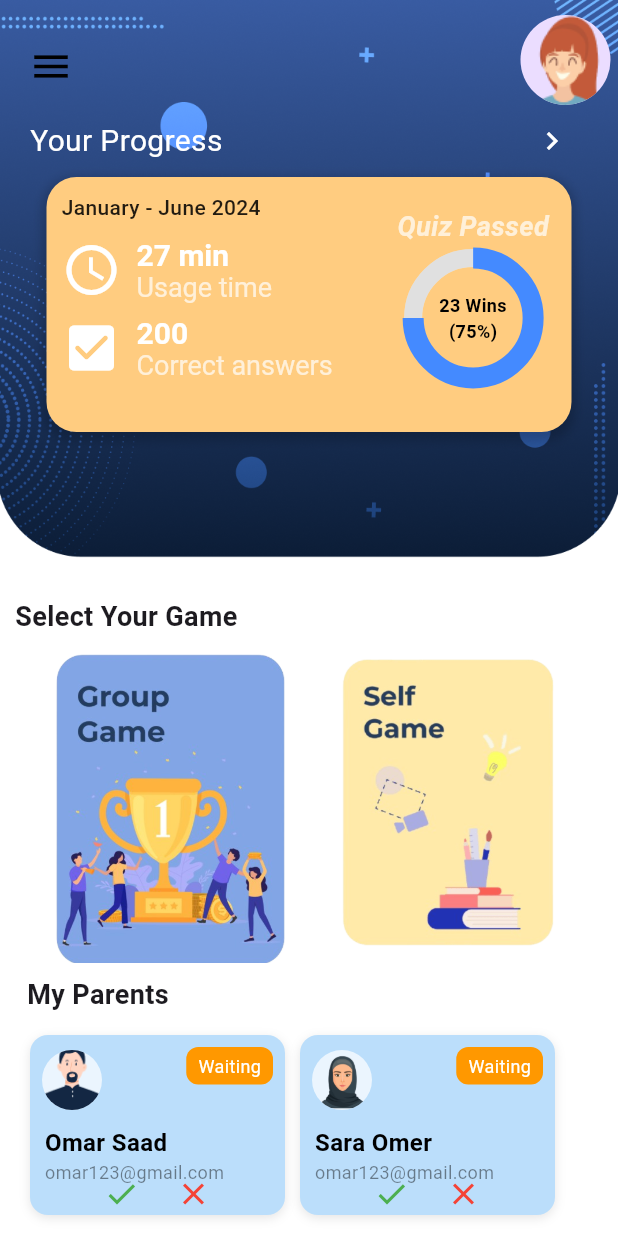
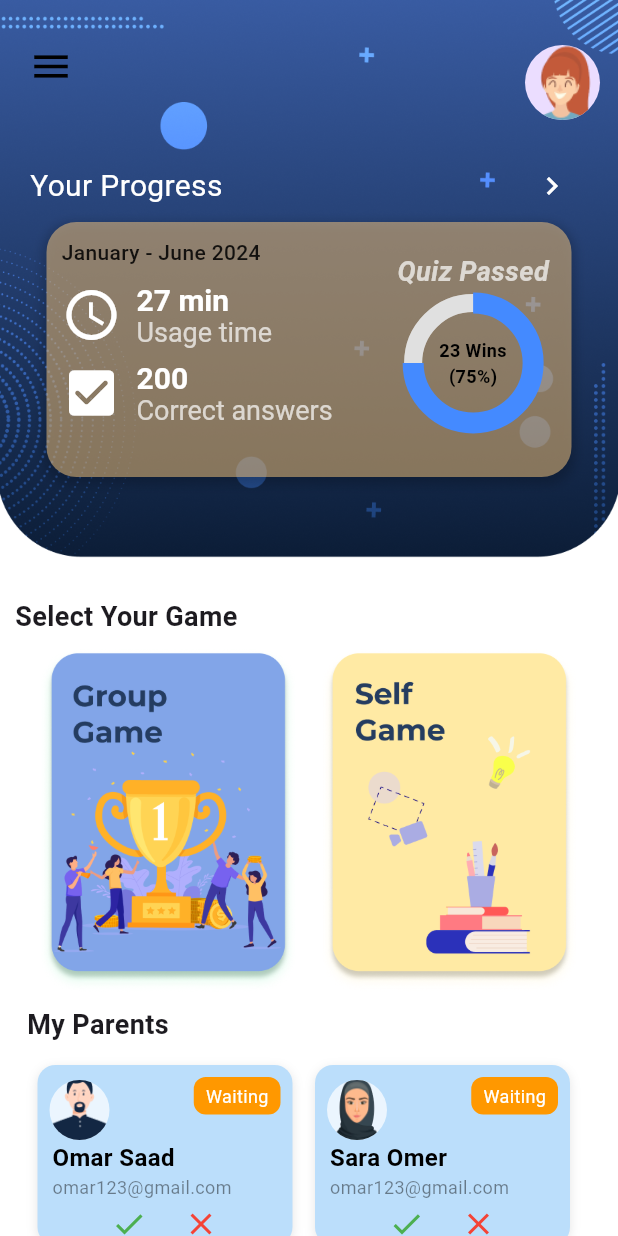
Before and after one commit to Reemaalnafisa/GAT_Helper-Version2, a Flutter app: the StudentHomePage screen opened directly, on a phone screen of 412 x 824 dp. Run offline on Flutter 3.47's test engine with Material 3 defaults, Android fonts, the phone set to English and light mode, and no system bars; our stand-ins replace fl_chart, flutter_rating_bar.

Commit message:
add student home page

```diff
--- a/lib/features/auth/views/student.dart
+++ b/lib/features/auth/views/student.dart
@@ -2,8 +2,8 @@ import 'package:flutter/material.dart';
 import 'package:gat_helper_app/features/auth/views/AR_dashboard.dart';
 import 'package:gat_helper_app/features/auth/views/All_req_page.dart';
 import 'package:gat_helper_app/features/auth/views/GG_waiting.dart';
-import 'package:gat_helper_app/features/auth/views/Group_GameQ.dart';
 import 'package:gat_helper_app/features/auth/views/find_game_page.dart';
+import 'package:gat_helper_app/features/auth/views/self_game_config.dart';
 import 'package:gat_helper_app/features/common/start_page.dart';
 
 import '../../common/edit_profile_page.dart';
@@ -145,10 +145,10 @@ class StudentHome extends State<StudentHomePage> {
             ),
           ),
           Positioned(
-              top: 10,
-              right: 5,
+            top: 30,
+            right: 12,
             child: CircleAvatar(
-                radius: 30,
+              radius: 25,
               backgroundImage: AssetImage("assets/student.png"),
             ),
           ),
@@ -168,7 +168,7 @@ class StudentHome extends State<StudentHomePage> {
                       child: Column(
                         crossAxisAlignment: CrossAxisAlignment.start,
                         children: [
-                      const SizedBox(height: 80),
+                          const SizedBox(height: 50),
                           const Text(
                             "Select Your Game",
                             style: TextStyle(
@@ -185,14 +185,14 @@ class StudentHome extends State<StudentHomePage> {
                                 onTap: () {
                                   Navigator.push(
                                     context,
-                                MaterialPageRoute(builder: (context) => GroupGamePageWidget()),
+                                    MaterialPageRoute(builder: (context) => GroupGamePage2()),
                                   );
                                 },
                                 child: ClipRRect(
                                   borderRadius: BorderRadius.circular(90),
                                   child: Ink.image(
-                                image: AssetImage('assets/group_game.png'),
-                                height: 210,
+                                    image: AssetImage('assets/img_27.png'),
+                                    height: 230,
                                     width: 170,
                                     fit: BoxFit.cover,
                                   ),
@@ -200,13 +200,16 @@ class StudentHome extends State<StudentHomePage> {
                               ),
                               InkWell(
                                 onTap: () {
-                                  builder: (context) => LeaderWidget();
+                                  Navigator.push(
+                                    context,
+                                    MaterialPageRoute(builder: (context) => SelfgameconfigWidget()),
+                                  );
                                 },
                                 child: ClipRRect(
                                   borderRadius: BorderRadius.circular(90), // تغيير الرقم لضبط مقدار الانحناء
                                   child: Ink.image(
-                                image: AssetImage('assets/self_game.png'),
-                                height: 210,
+                                    image: AssetImage('assets/img_26.png'),
+                                    height: 230,
                                     width: 170,
                                     fit: BoxFit.cover,
                                   ),
@@ -235,7 +238,7 @@ class StudentHome extends State<StudentHomePage> {
                               parent["name"]!,
                               parent["email"]!,
                               parent["status"]!,
-                          parent["gender"]!, // ✅ أضفنا `gender` هنا
+                              parent["gender"]!, // ✅ أضفنا gender هنا
                                   (newStatus) {
                                 setState(() {
                                   if (newStatus == "Rejected") {
@@ -318,7 +321,7 @@ class StudentHome extends State<StudentHomePage> {
 
           Column(
             children: [
-              const SizedBox(height: 50),
+              const SizedBox(height: 80),
               Row(
                 mainAxisAlignment: MainAxisAlignment.spaceBetween,
                 children: [
@@ -334,7 +337,7 @@ class StudentHome extends State<StudentHomePage> {
                     onPressed: () {
                       Navigator.push(
                         context,
-                        MaterialPageRoute(builder: (context) => Dashboard()), // استبدل `NewPage` بصفحتك
+                        MaterialPageRoute(builder: (context) => Dashboard()), // استبدل NewPage بصفحتك
                       );
                     },
                   ),
@@ -358,7 +361,7 @@ class StudentHome extends State<StudentHomePage> {
         width: 350,  // زيادة العرض
         height: 170, // زيادة الارتفاع لاستيعاب التاريخ
         decoration: BoxDecoration(
-          color: Colors.orange.shade200,
+          color: Colors.orange.shade200.withOpacity(0.5),
           borderRadius: BorderRadius.circular(20),
           boxShadow: [
             BoxShadow(
@@ -544,7 +547,7 @@ class StudentHome extends State<StudentHomePage> {
   Widget _buildParentCard(
       String name, String email, String status, String gender, Function(String) onStatusChanged) {
     return Container(
-      margin: EdgeInsets.only(top: 6, left: 10),
+      margin: EdgeInsets.only(top: 6, left: 15),
       width: 170,
       height: 120,
 
@@ -569,7 +572,7 @@ class StudentHome extends State<StudentHomePage> {
               radius: 20,
               backgroundColor: Colors.white70,
               backgroundImage: AssetImage(
-                gender == "male" ? "assets/parent1.png" : "assets/parent2.png",
+                gender == "male" ? "assets/parent1.png" : "assets/img_28.png",
               ),
             ),
           ),
@@ -603,7 +606,7 @@ class StudentHome extends State<StudentHomePage> {
               crossAxisAlignment: CrossAxisAlignment.start,
               mainAxisAlignment: MainAxisAlignment.start,
               children: [
-                SizedBox(height: 60),
+                SizedBox(height: 50),
                 Padding(
                   padding: const EdgeInsets.symmetric(horizontal: 10),
                   child: Text(
```
Lines whose indentation alone changed are shown as unchanged.
